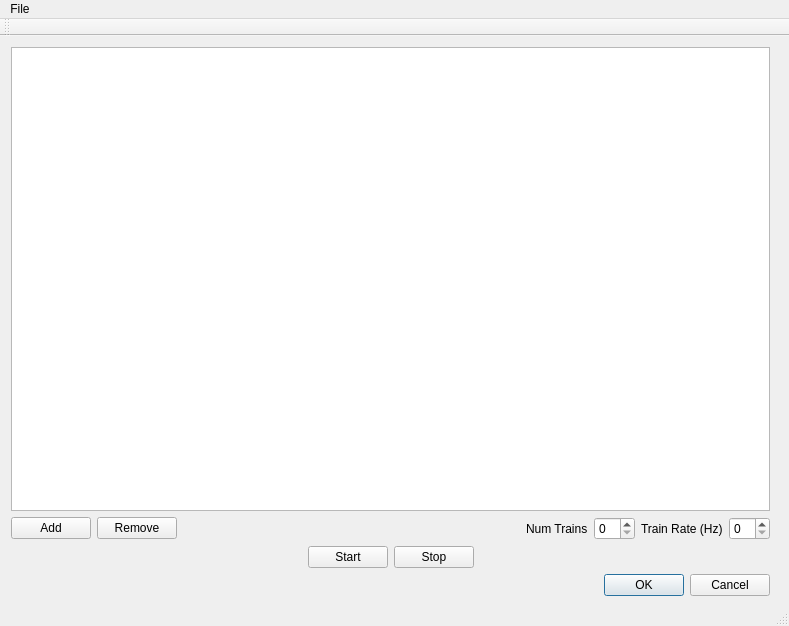
Old version of the form gui/etriggermain.ui in the repository Gianluigi/3gger.
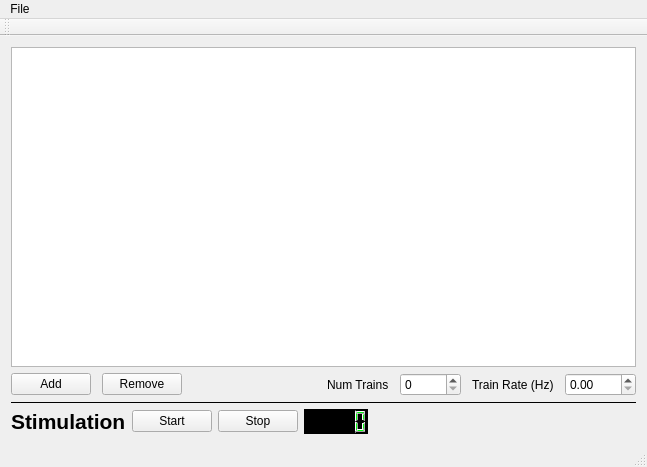
New version of the form. Icons and pictures are not drawn.

Commit message: first skeleton of firmware + basic gui save-load ptrotocol functionality

The edit to the form file:
```diff
--- a/gui/etriggermain.ui
+++ b/gui/etriggermain.ui
@@ -6,29 +6,40 @@
    <rect>
     <x>0</x>
     <y>0</y>
-    <width>789</width>
-    <height>626</height>
+    <width>647</width>
+    <height>466</height>
    </rect>
   </property>
   <property name="windowTitle">
    <string>eTriggerMain</string>
   </property>
   <widget class="QWidget" name="centralWidget">
-   <widget class="QWidget" name="verticalLayoutWidget">
-    <property name="geometry">
-     <rect>
-      <x>0</x>
-      <y>0</y>
-      <width>781</width>
-      <height>571</height>
-     </rect>
-    </property>
+   <property name="sizePolicy">
+    <sizepolicy hsizetype="Expanding" vsizetype="Expanding">
+     <horstretch>0</horstretch>
+     <verstretch>0</verstretch>
+    </sizepolicy>
+   </property>
+   <property name="minimumSize">
+    <size>
+     <width>622</width>
+     <height>409</height>
+    </size>
+   </property>
+   <layout class="QVBoxLayout" name="verticalLayout_2">
+    <item>
     <layout class="QVBoxLayout" name="verticalLayout">
      <property name="sizeConstraint">
-      <enum>QLayout::SetMinAndMaxSize</enum>
+       <enum>QLayout::SetDefaultConstraint</enum>
      </property>
      <item>
       <widget class="QTableView" name="tableTriggers">
+        <property name="sizePolicy">
+         <sizepolicy hsizetype="Preferred" vsizetype="MinimumExpanding">
+          <horstretch>0</horstretch>
+          <verstretch>0</verstretch>
+         </sizepolicy>
+        </property>
        <property name="editTriggers">
         <set>QAbstractItemView::CurrentChanged</set>
        </property>
@@ -39,6 +50,9 @@
      </item>
      <item>
       <layout class="QHBoxLayout" name="horizontalLayout">
+        <property name="spacing">
+         <number>11</number>
+        </property>
        <item>
         <widget class="QPushButton" name="pushAdd">
          <property name="text">
@@ -94,7 +108,11 @@
         </widget>
        </item>
        <item>
-        <widget class="QSpinBox" name="spinBox_2"/>
+         <widget class="QSpinBox" name="spinNumTrains">
+          <property name="maximum">
+           <number>10000</number>
+          </property>
+         </widget>
        </item>
        <item>
         <widget class="QLabel" name="label">
@@ -104,24 +122,56 @@
         </widget>
        </item>
        <item>
-        <widget class="QSpinBox" name="spinBox"/>
+         <widget class="QDoubleSpinBox" name="spinTrainRate">
+          <property name="decimals">
+           <number>2</number>
+          </property>
+          <property name="maximum">
+           <double>1000.000000000000000</double>
+          </property>
+         </widget>
        </item>
       </layout>
      </item>
+      <item>
+       <widget class="QFrame" name="frame">
+        <property name="minimumSize">
+         <size>
+          <width>0</width>
+          <height>1</height>
+         </size>
+        </property>
+        <property name="maximumSize">
+         <size>
+          <width>16777215</width>
+          <height>1</height>
+         </size>
+        </property>
+        <property name="styleSheet">
+         <string notr="true">background-color: rgb(0, 0, 0);
+color: rgb(1, 1, 1);
+border-color: rgb(0, 0, 0);</string>
+        </property>
+        <property name="frameShape">
+         <enum>QFrame::StyledPanel</enum>
+        </property>
+        <property name="frameShadow">
+         <enum>QFrame::Raised</enum>
+        </property>
+       </widget>
+      </item>
      <item>
       <layout class="QHBoxLayout" name="horizontalLayout_2">
        <item>
-        <spacer name="horizontalSpacer">
-         <property name="orientation">
-          <enum>Qt::Horizontal</enum>
-         </property>
-         <property name="sizeHint" stdset="0">
-          <size>
-           <width>40</width>
-           <height>20</height>
-          </size>
-         </property>
-        </spacer>
+         <widget class="QLabel" name="label_3">
+          <property name="text">
+           <string>&lt;!DOCTYPE HTML PUBLIC &quot;-//W3C//DTD HTML 4.0//EN&quot; &quot;http://www.w3.org/TR/REC-html40/strict.dtd&quot;&gt;
+&lt;html&gt;&lt;head&gt;&lt;meta name=&quot;qrichtext&quot; content=&quot;1&quot; /&gt;&lt;style type=&quot;text/css&quot;&gt;
+p, li { white-space: pre-wrap; }
+&lt;/style&gt;&lt;/head&gt;&lt;body style=&quot; font-family:'Lucida Grande'; font-size:13pt; font-weight:400; font-style:normal;&quot;&gt;
+&lt;p style=&quot; margin-top:0px; margin-bottom:0px; margin-left:0px; margin-right:0px; -qt-block-indent:0; text-indent:0px;&quot;&gt;&lt;span style=&quot; font-size:16pt; font-weight:600;&quot;&gt;Stimulation&lt;/span&gt;&lt;/p&gt;&lt;/body&gt;&lt;/html&gt;</string>
+          </property>
+         </widget>
        </item>
        <item>
         <widget class="QPushButton" name="pushStart">
@@ -158,7 +208,17 @@
         </widget>
        </item>
        <item>
-        <spacer name="horizontalSpacer_3">
+         <widget class="QLCDNumber" name="lcdCounter">
+          <property name="styleSheet">
+           <string notr="true">background-color: rgb(0, 0, 0);
+color: rgb(0, 255, 13);
+font: 75 13pt &quot;Lucida Grande&quot;;
+border-color: rgb(0, 255, 13);</string>
+          </property>
+         </widget>
+        </item>
+        <item>
+         <spacer name="horizontalSpacer_4">
          <property name="orientation">
           <enum>Qt::Horizontal</enum>
          </property>
@@ -172,22 +232,16 @@
        </item>
       </layout>
      </item>
-     <item>
-      <widget class="QDialogButtonBox" name="buttonBox">
-       <property name="standardButtons">
-        <set>QDialogButtonBox::Cancel|QDialogButtonBox::Ok</set>
-       </property>
-      </widget>
-     </item>
-    </layout>
-   </widget>
+     </layout>
+    </item>
+   </layout>
   </widget>
   <widget class="QMenuBar" name="menuBar">
    <property name="geometry">
     <rect>
      <x>0</x>
      <y>0</y>
-     <width>789</width>
+     <width>647</width>
      <height>22</height>
     </rect>
    </property>
```
Left out of the diff: 18 changed lines with no effect on the pictures. Lines whose indentation alone changed are shown as unchanged. The commit also changes 6 other files.
